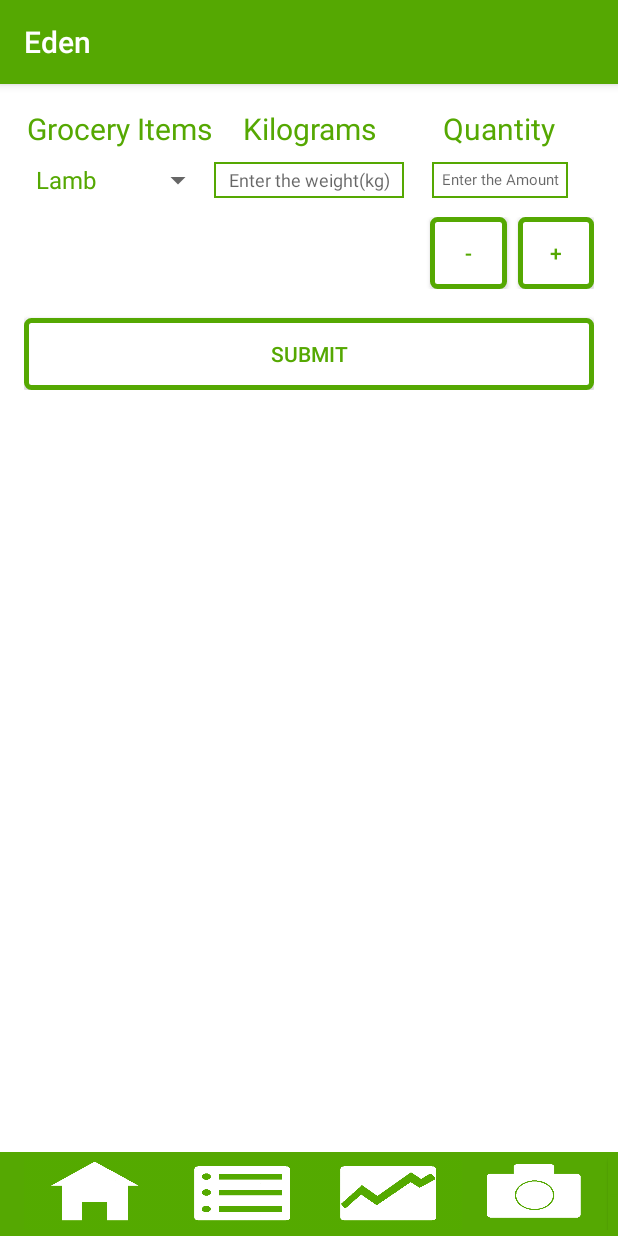
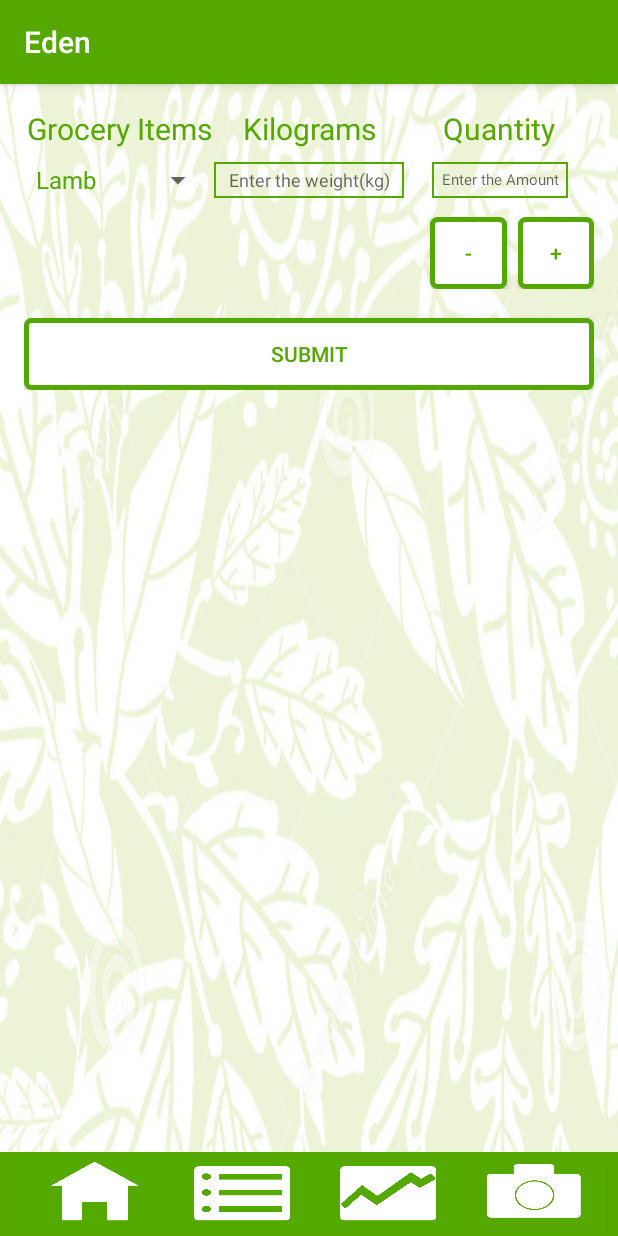
Before and after one commit to Jnayakk/Eden, an Android app: the MainActivity screen opened directly, with no data from a screen before it, on a phone screen of 412 x 824 dp. Run offline under Robolectric (Android 15) with nearby library versions, the phone set to English and light mode, and no system bars.

Commit message:
Added background to main activity, made better UI

```diff
--- a/app/src/main/res/layout/activity_main.xml
+++ b/app/src/main/res/layout/activity_main.xml
@@ -7,7 +7,7 @@
     android:layout_width="match_parent"
     android:layout_height="match_parent"
     android:orientation="vertical"
-    android:background="#ffffff"
+    android:background="@drawable/nbackground"
     tools:context="com.example.vero.eden.MainActivity">
 
     <LinearLayout
@@ -19,8 +19,6 @@
         android:paddingTop="@dimen/activity_vertical_margin"
         android:orientation="vertical"
         android:layout_weight="1">
-
-
         <ScrollView
             android:layout_width="fill_parent"
             android:layout_height="fill_parent"
@@ -237,6 +235,5 @@
                 android:text="@string/removeText"
                 android:background="#55A802"/>
         </LinearLayout>
-
     </Toolbar>
 </LinearLayout>
```
Also changed, not shown: app/src/main/res/drawable/nbackground.jpg (added), 1 other file.
